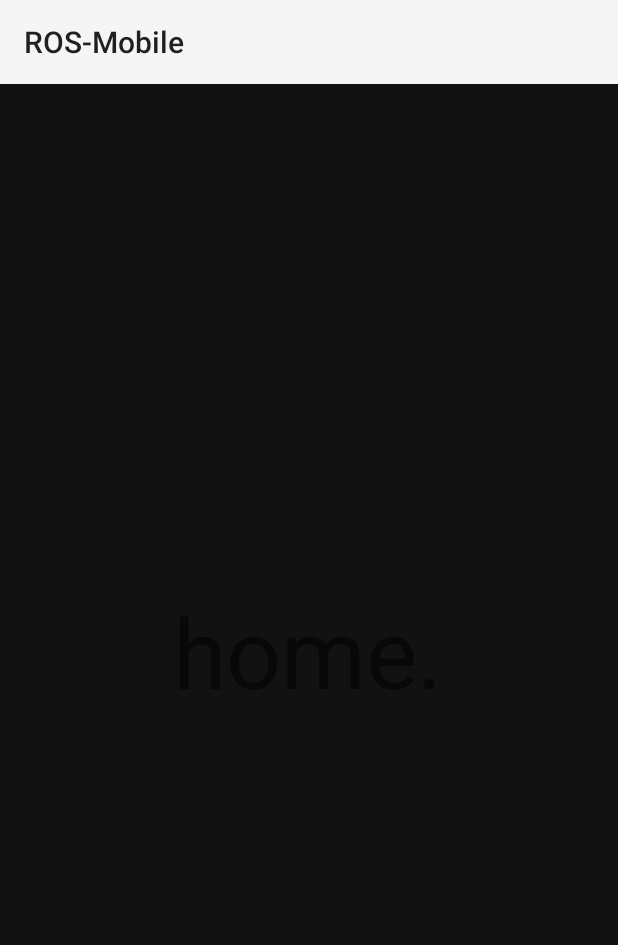
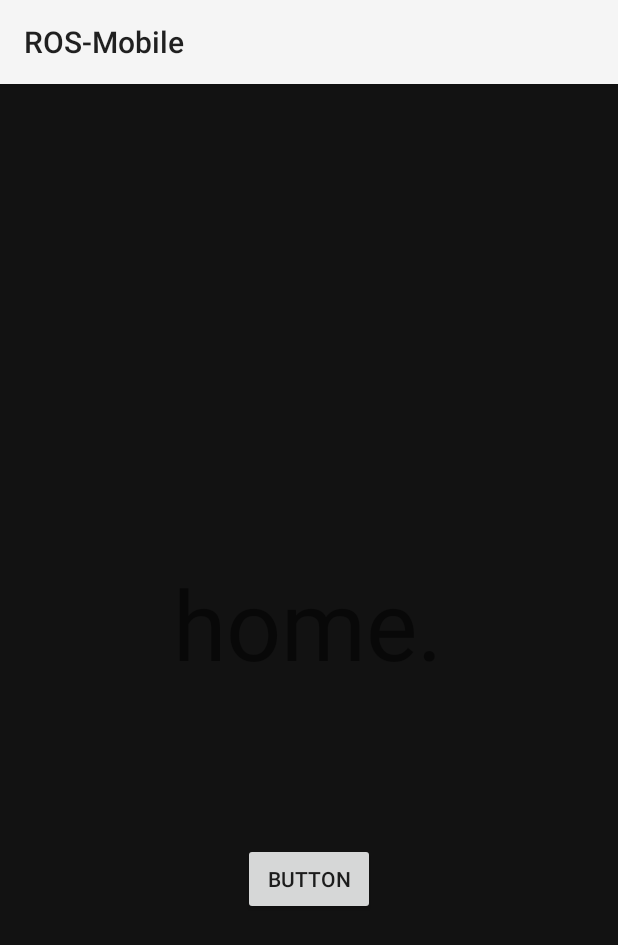
Before and after one commit to Bolt108/ROS_Android_App, an Android app: the fragment HomePageFragment placed in its activity, on a phone screen of 412 x 824 dp. Shown: the top 945 px of the screen. Run offline under Robolectric (Android 15) with nearby library versions, the phone set to English and light mode, and no system bars; libraries missing offline, so code that uses them is left out: com.mapbox.mapboxsdk; 1 statement that could not run was skipped.

Commit message:
Add functional home button and non-functional home text.
for ewar

```diff
--- a/app/src/main/java/com/schneewittchen/rosandroid/ui/fragments/HomePage/HomePageFragment.java
+++ b/app/src/main/java/com/schneewittchen/rosandroid/ui/fragments/HomePage/HomePageFragment.java
@@ -5,6 +5,8 @@ import android.util.Log;
 import android.view.LayoutInflater;
 import android.view.View;
 import android.view.ViewGroup;
+import android.widget.Button;
+import android.widget.TextView;
 
 import androidx.annotation.NonNull;
 import androidx.annotation.Nullable;
@@ -18,11 +20,23 @@ public class HomePageFragment extends Fragment {
 
     public static HomePageFragment newInstance() {return new HomePageFragment();}
 
+    Button testButton;
+
     @Nullable
     @Override
     public View onCreateView(@NonNull LayoutInflater inflater, @Nullable ViewGroup container,
                              @Nullable Bundle savedInstanceState) {
-        return inflater.inflate(R.layout.fragment_home_page, container, false);
+
+        View currentView = inflater.inflate(R.layout.fragment_home_page, container, false);
+
+        testButton = currentView.findViewById(R.id.testButton);
+        testButton.setOnClickListener(new View.OnClickListener() {
+            @Override
+            public void onClick(View v) {
+
+            }
+        });
+        return currentView;
     }
 
     @Override
--- a/app/src/main/res/layout/fragment_home_page.xml
+++ b/app/src/main/res/layout/fragment_home_page.xml
@@ -6,13 +6,26 @@
     android:layout_height="match_parent">
 
     <TextView
-        android:id="@+id/textView3"
+        android:id="@+id/homeText"
         android:layout_width="182dp"
-        android:layout_height="99dp"
+        android:layout_height="0dp"
+        android:layout_marginTop="316dp"
+        android:layout_marginBottom="54dp"
         android:text="home."
         app:autoSizeTextType="uniform"
+        app:layout_constraintBottom_toTopOf="@+id/testButton"
+        app:layout_constraintEnd_toEndOf="parent"
+        app:layout_constraintStart_toStartOf="parent"
+        app:layout_constraintTop_toTopOf="parent" />
+
+    <Button
+        android:id="@+id/testButton"
+        android:layout_width="wrap_content"
+        android:layout_height="wrap_content"
+        android:layout_marginBottom="214dp"
+        android:text="Button"
         app:layout_constraintBottom_toBottomOf="parent"
         app:layout_constraintEnd_toEndOf="parent"
         app:layout_constraintStart_toStartOf="parent"
-        app:layout_constraintTop_toTopOf="parent" />
+        />
 </androidx.constraintlayout.widget.ConstraintLayout>
```
